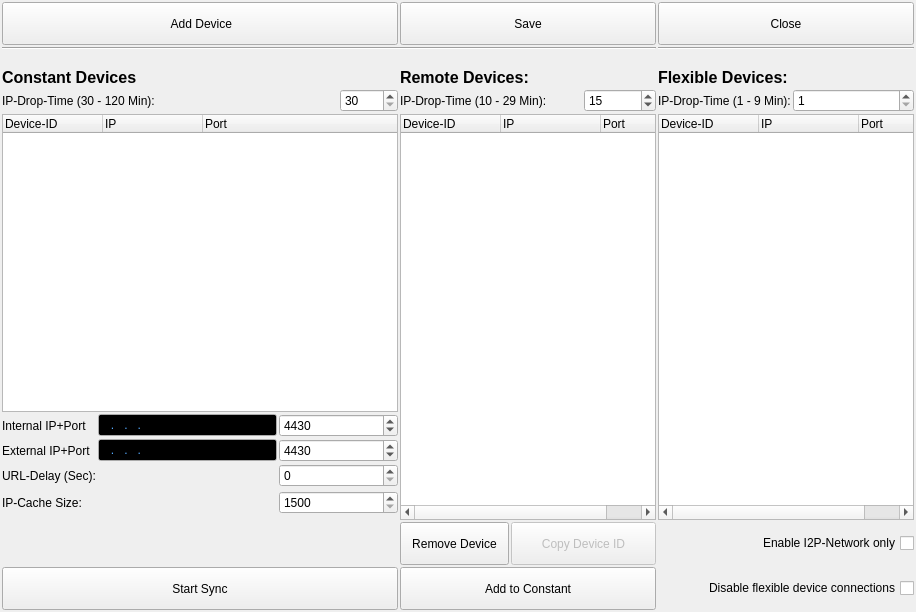
Qt form ui/connection-display.ui (berndhs/arado) before a commit.
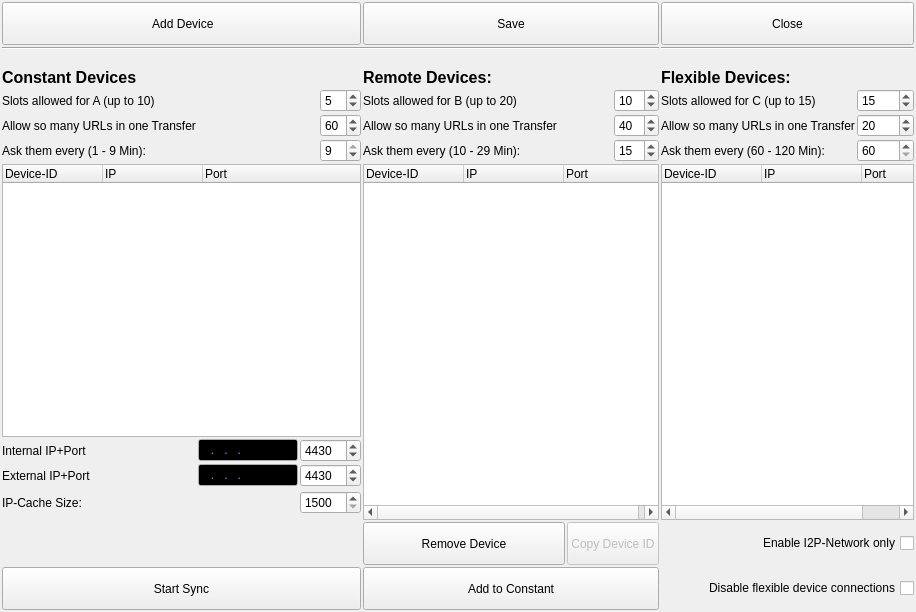
The same form after that commit. Icons and pictures are not drawn.

Commit message: update after meeting about network/connection management, draft.

Patch:
```diff
--- a/ui/connection-display.ui
+++ b/ui/connection-display.ui
@@ -42,14 +42,14 @@
      </property>
     </widget>
    </item>
-   <item row="5" column="0" colspan="4">
+   <item row="7" column="0" colspan="4">
     <widget class="QLabel" name="labelipdrop_4">
      <property name="text">
-      <string>IP-Drop-Time (30 - 120 Min):</string>
+      <string>Ask them every (1 - 9 Min):</string>
      </property>
     </widget>
    </item>
-   <item row="5" column="5">
+   <item row="7" column="5">
     <widget class="QSpinBox" name="ipdroptrusted">
      <property name="toolTip">
       <string>IP-connections of your devices are dropped for sync-balancing reasons each X minutes (10-30).</string>
@@ -58,21 +58,24 @@
       <locale language="German" country="Germany"/>
      </property>
      <property name="minimum">
-      <number>30</number>
+      <number>1</number>
      </property>
      <property name="maximum">
-      <number>120</number>
+      <number>9</number>
+     </property>
+     <property name="value">
+      <number>9</number>
      </property>
     </widget>
    </item>
-   <item row="5" column="6" colspan="3">
+   <item row="7" column="6" colspan="3">
     <widget class="QLabel" name="labelipdrop_3">
      <property name="text">
-      <string>IP-Drop-Time (10 - 29 Min):</string>
+      <string>Ask them every (10 - 29 Min):</string>
      </property>
     </widget>
    </item>
-   <item row="5" column="9">
+   <item row="7" column="9">
     <widget class="QSpinBox" name="ipdroprecommended">
      <property name="toolTip">
       <string>IP-connections of your devices are dropped for sync-balancing reasons each X minutes (10-30).</string>
@@ -91,14 +94,14 @@
      </property>
     </widget>
    </item>
-   <item row="5" column="12">
+   <item row="7" column="12">
     <widget class="QLabel" name="labelipdrop_2">
      <property name="text">
-      <string>IP-Drop-Time (1 - 9 Min):</string>
+      <string>Ask them every (60 - 120 Min):</string>
      </property>
     </widget>
    </item>
-   <item row="5" column="13">
+   <item row="7" column="13">
     <widget class="QSpinBox" name="ipdropepisodic">
      <property name="toolTip">
       <string>IP-connections of your devices are dropped for sync-balancing reasons each X minutes (10-30).</string>
@@ -107,14 +110,17 @@
       <locale language="German" country="Germany"/>
      </property>
      <property name="minimum">
-      <number>1</number>
+      <number>60</number>
      </property>
      <property name="maximum">
-      <number>9</number>
+      <number>120</number>
+     </property>
+     <property name="value">
+      <number>60</number>
      </property>
     </widget>
    </item>
-   <item row="6" column="0" colspan="6">
+   <item row="8" column="0" colspan="6">
     <widget class="QTreeWidget" name="treeWidget_trusted">
      <attribute name="headerDefaultSectionSize">
       <number>100</number>
@@ -136,7 +142,7 @@
      </column>
     </widget>
    </item>
-   <item row="6" column="6" rowspan="9" colspan="4">
+   <item row="8" column="6" rowspan="8" colspan="4">
     <widget class="QTreeWidget" name="treeWidget_recommended">
      <attribute name="headerDefaultSectionSize">
       <number>100</number>
@@ -158,7 +164,7 @@
      </column>
     </widget>
    </item>
-   <item row="6" column="12" rowspan="9" colspan="2">
+   <item row="8" column="12" rowspan="8" colspan="2">
     <widget class="QTreeWidget" name="treeWidget_episodic">
      <attribute name="headerDefaultSectionSize">
       <number>100</number>
@@ -180,7 +186,7 @@
      </column>
     </widget>
    </item>
-   <item row="17" column="6" colspan="2">
+   <item row="18" column="6" colspan="2">
     <widget class="QPushButton" name="pushButton_remove">
      <property name="minimumSize">
       <size>
@@ -206,7 +212,7 @@
      </property>
     </widget>
    </item>
-   <item row="17" column="8" colspan="2">
+   <item row="18" column="8" colspan="2">
     <widget class="QPushButton" name="pushButton_copyid">
      <property name="enabled">
       <bool>false</bool>
@@ -235,7 +241,7 @@
      </property>
     </widget>
    </item>
-   <item row="21" column="6" colspan="4">
+   <item row="22" column="6" colspan="4">
     <widget class="QPushButton" name="pushButton_addtotrusted">
      <property name="minimumSize">
       <size>
@@ -268,7 +274,7 @@
      </property>
     </widget>
    </item>
-   <item row="7" column="4" colspan="2">
+   <item row="9" column="4" colspan="2">
     <widget class="QSpinBox" name="myportinternal">
      <property name="toolTip">
       <string>You need to forward this port in your NAT/router, if you want to connect.</string>
@@ -281,7 +287,7 @@
      </property>
     </widget>
    </item>
-   <item row="7" column="1" colspan="3">
+   <item row="9" column="1" colspan="3">
     <widget class="QLineEdit" name="addipinternal">
      <property name="palette">
       <palette>
@@ -363,7 +369,7 @@
      </property>
     </widget>
    </item>
-   <item row="8" column="1" colspan="3">
+   <item row="10" column="1" colspan="3">
     <widget class="QLineEdit" name="addipexternal">
      <property name="palette">
       <palette>
@@ -445,21 +451,21 @@
      </property>
     </widget>
    </item>
-   <item row="7" column="0">
+   <item row="9" column="0">
     <widget class="QLabel" name="labelmyport_2">
      <property name="text">
       <string>Internal IP+Port</string>
      </property>
     </widget>
    </item>
-   <item row="8" column="0">
+   <item row="10" column="0">
     <widget class="QLabel" name="labelmyport_3">
      <property name="text">
       <string>External IP+Port</string>
      </property>
     </widget>
    </item>
-   <item row="8" column="4" colspan="2">
+   <item row="10" column="4" colspan="2">
     <widget class="QSpinBox" name="myportexternal">
      <property name="toolTip">
       <string>You need to forward this port in your NAT/router, if you want to connect.</string>
@@ -472,13 +478,6 @@
      </property>
     </widget>
    </item>
-   <item row="9" column="4" colspan="2">
-    <widget class="QSpinBox" name="urldelay">
-     <property name="toolTip">
-      <string>An URLs is transferred each X seconds to each connection. Delay defines the used bandwidth. 0 means as fast as possible.</string>
-     </property>
-    </widget>
-   </item>
    <item row="0" column="6" colspan="4">
     <widget class="QPushButton" name="pushButton_savesettings_2">
      <property name="enabled">
@@ -537,13 +536,6 @@
      </property>
     </widget>
    </item>
-   <item row="9" column="0">
-    <widget class="QLabel" name="labelurldelay">
-     <property name="text">
-      <string>URL-Delay (Sec):</string>
-     </property>
-    </widget>
-   </item>
    <item row="2" column="0" colspan="10">
     <widget class="Line" name="line">
      <property name="orientation">
@@ -622,7 +614,7 @@
      </property>
     </widget>
    </item>
-   <item row="21" column="12" colspan="2">
+   <item row="22" column="12" colspan="2">
     <widget class="QCheckBox" name="checkboxdisableepisodic">
      <property name="layoutDirection">
       <enum>Qt::RightToLeft</enum>
@@ -632,7 +624,7 @@
      </property>
     </widget>
    </item>
-   <item row="17" column="12" colspan="2">
+   <item row="18" column="12" colspan="2">
     <widget class="QCheckBox" name="checkBox">
      <property name="layoutDirection">
       <enum>Qt::RightToLeft</enum>
@@ -642,7 +634,7 @@
      </property>
     </widget>
    </item>
-   <item row="11" column="0">
+   <item row="12" column="0">
     <widget class="QLabel" name="labelipcachesize_3">
      <property name="layoutDirection">
       <enum>Qt::LeftToRight</enum>
@@ -652,7 +644,7 @@
      </property>
     </widget>
    </item>
-   <item row="11" column="4" colspan="2">
+   <item row="12" column="4" colspan="2">
     <widget class="QSpinBox" name="ipcachesize">
      <property name="toolTip">
       <string>Amount of IP-adresses in your IP-cache (1500-5000). Rise up, if all IP-adresses are outdated or offline and connections fail after a start.  Then each minute a request is sent to the boot-IP-connections, to fill the cache for 100%.</string>
@@ -700,7 +692,7 @@
      </property>
     </widget>
    </item>
-   <item row="21" column="0" colspan="6">
+   <item row="22" column="0" colspan="6">
     <widget class="QPushButton" name="buttonStartSync">
      <property name="minimumSize">
       <size>
@@ -726,6 +718,90 @@
      </property>
     </widget>
    </item>
+   <item row="6" column="5">
+    <widget class="QSpinBox" name="spinBox">
+     <property name="value">
+      <number>60</number>
+     </property>
+    </widget>
+   </item>
+   <item row="6" column="9">
+    <widget class="QSpinBox" name="spinBox_2">
+     <property name="value">
+      <number>40</number>
+     </property>
+    </widget>
+   </item>
+   <item row="6" column="13">
+    <widget class="QSpinBox" name="spinBox_3">
+     <property name="value">
+      <number>20</number>
+     </property>
+    </widget>
+   </item>
+   <item row="6" column="0">
+    <widget class="QLabel" name="label_4">
+     <property name="text">
+      <string>Allow so many URLs in one Transfer</string>
+     </property>
+    </widget>
+   </item>
+   <item row="6" column="6">
+    <widget class="QLabel" name="label_5">
+     <property name="text">
+      <string>Allow so many URLs in one Transfer</string>
+     </property>
+    </widget>
+   </item>
+   <item row="6" column="12">
+    <widget class="QLabel" name="label_6">
+     <property name="text">
+      <string>Allow so many URLs in one Transfer</string>
+     </property>
+    </widget>
+   </item>
+   <item row="5" column="5">
+    <widget class="QSpinBox" name="spinBox_4">
+     <property name="value">
+      <number>5</number>
+     </property>
+    </widget>
+   </item>
+   <item row="5" column="9">
+    <widget class="QSpinBox" name="spinBox_5">
+     <property name="value">
+      <number>10</number>
+     </property>
+    </widget>
+   </item>
+   <item row="5" column="13">
+    <widget class="QSpinBox" name="spinBox_6">
+     <property name="value">
+      <number>15</number>
+     </property>
+    </widget>
+   </item>
+   <item row="5" column="0">
+    <widget class="QLabel" name="label_7">
+     <property name="text">
+      <string>Slots allowed for A (up to 10)</string>
+     </property>
+    </widget>
+   </item>
+   <item row="5" column="6">
+    <widget class="QLabel" name="label_8">
+     <property name="text">
+      <string>Slots allowed for B (up to 20)</string>
+     </property>
+    </widget>
+   </item>
+   <item row="5" column="12">
+    <widget class="QLabel" name="label_9">
+     <property name="text">
+      <string>Slots allowed for C (up to 15)</string>
+     </property>
+    </widget>
+   </item>
   </layout>
   <action name="actionAddServer">
    <property name="icon">
```
